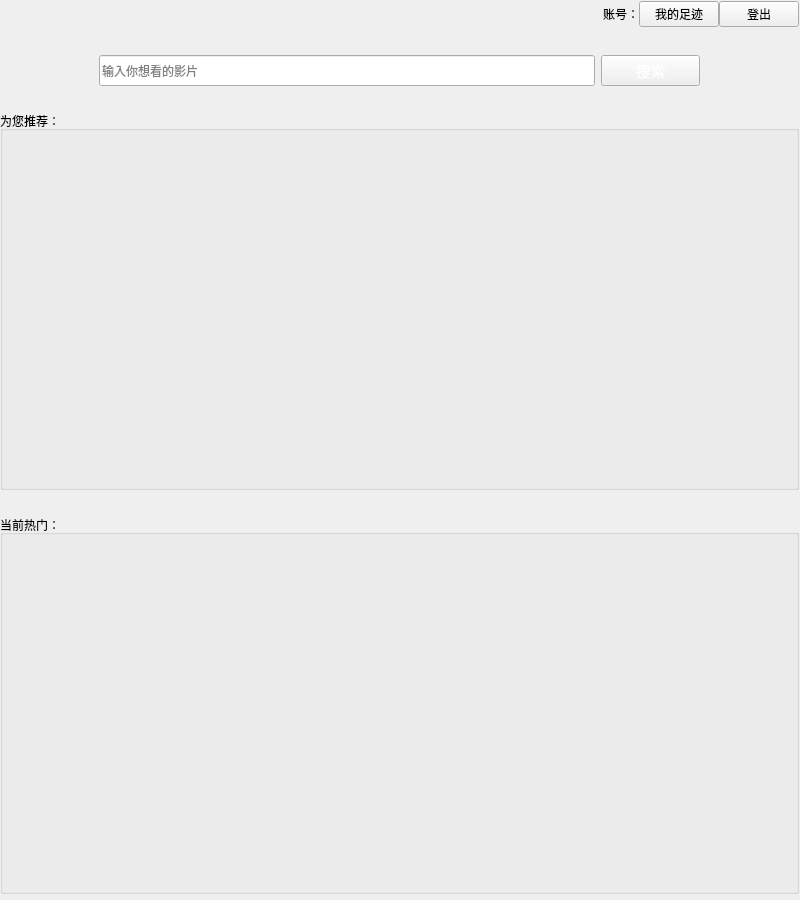
Above: ui/login_sucess.ui from foxlora/MovieRecSys before the change. Below: the same form after it.
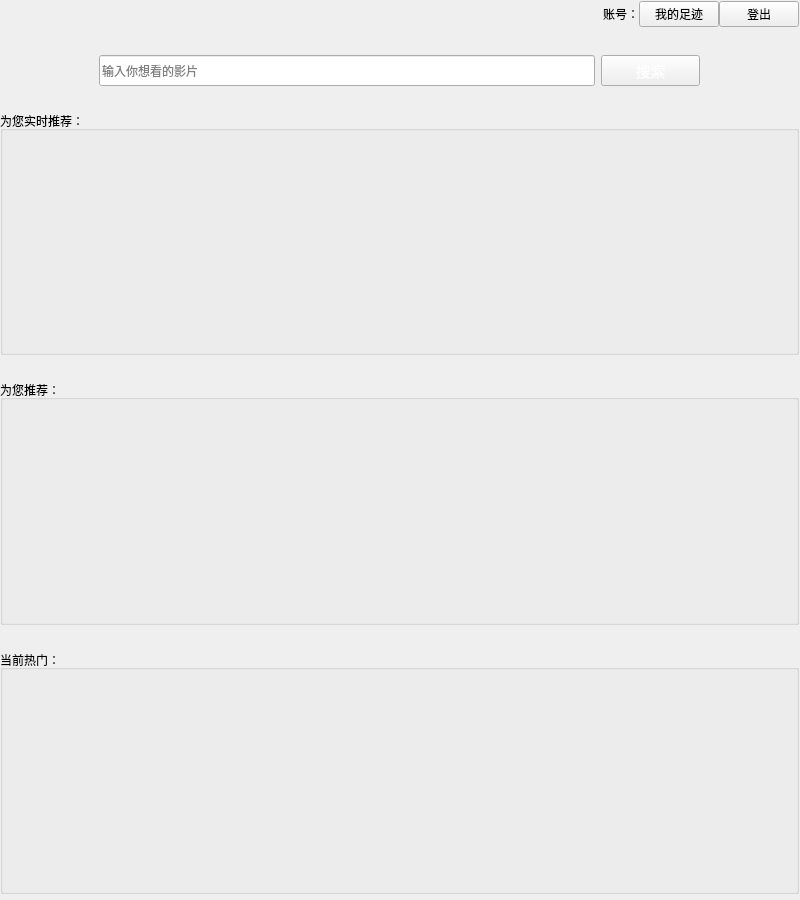
That is the form after the change. Custom widgets are drawn as their Qt base class.

Commit message: 完成添加足迹以及在线推荐部分内容

The edit to the form file:
```diff
--- a/ui/login_sucess.ui
+++ b/ui/login_sucess.ui
@@ -13,7 +13,7 @@
   <property name="windowTitle">
    <string>电影推荐系统</string>
   </property>
-  <layout class="QVBoxLayout" name="verticalLayout" stretch="0,0,4,4">
+  <layout class="QVBoxLayout" name="verticalLayout" stretch="0,0,4,4,4">
    <property name="spacing">
     <number>25</number>
    </property>
@@ -218,7 +218,14 @@
     </widget>
    </item>
    <item>
-    <widget class="QMyMovieGroupBox" name="RecomBox">
+    <widget class="QMyMovieGroupBox" name="RealTimeRecomBox">
+     <property name="title">
+      <string>为您实时推荐：</string>
+     </property>
+    </widget>
+   </item>
+   <item>
+    <widget class="QMyMovieGroupBox" name="OfflineRecomBox">
      <property name="title">
       <string>为您推荐：</string>
      </property>
```
The commit also changes 17 other files.
